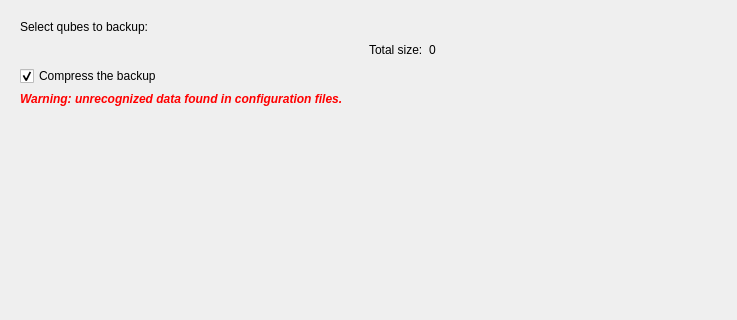
The window that ui/backupdlg.ui (QubesOS/qubes-manager) describes before a commit, drawn with Qt 5; both pictures show x 0 to 737 and y 0 to 320 of the 737 by 618 pixel window.
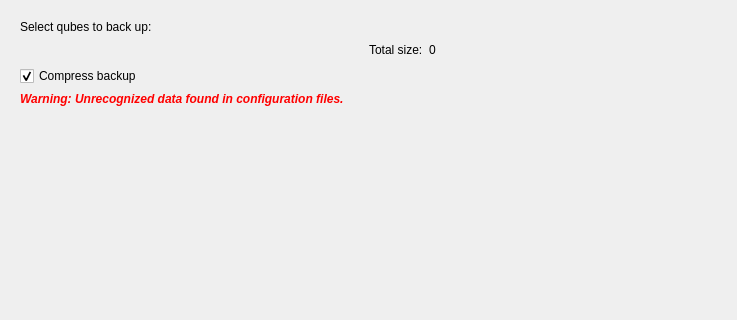
The same window after the commit. Icons and pictures are not drawn.

Patch:
```diff
--- a/ui/backupdlg.ui
+++ b/ui/backupdlg.ui
@@ -26,7 +26,7 @@
       <item row="0" column="0">
        <widget class="QLabel" name="label_4">
         <property name="text">
-         <string>Select qubes to backup:</string>
+         <string>Select qubes to back up:</string>
         </property>
        </widget>
       </item>
@@ -83,7 +83,7 @@
     <item>
      <widget class="QCheckBox" name="compress_checkbox">
       <property name="text">
-       <string>Compress the backup</string>
+       <string>Compress backup</string>
       </property>
       <property name="checked">
        <bool>true</bool>
@@ -137,7 +137,7 @@
        </font>
       </property>
       <property name="text">
-       <string>Warning: unrecognized data found in configuration files. </string>
+       <string>Warning: Unrecognized data found in configuration files. </string>
       </property>
      </widget>
     </item>
```
Left out of the diff: 10 changed lines with no effect on the pictures.
